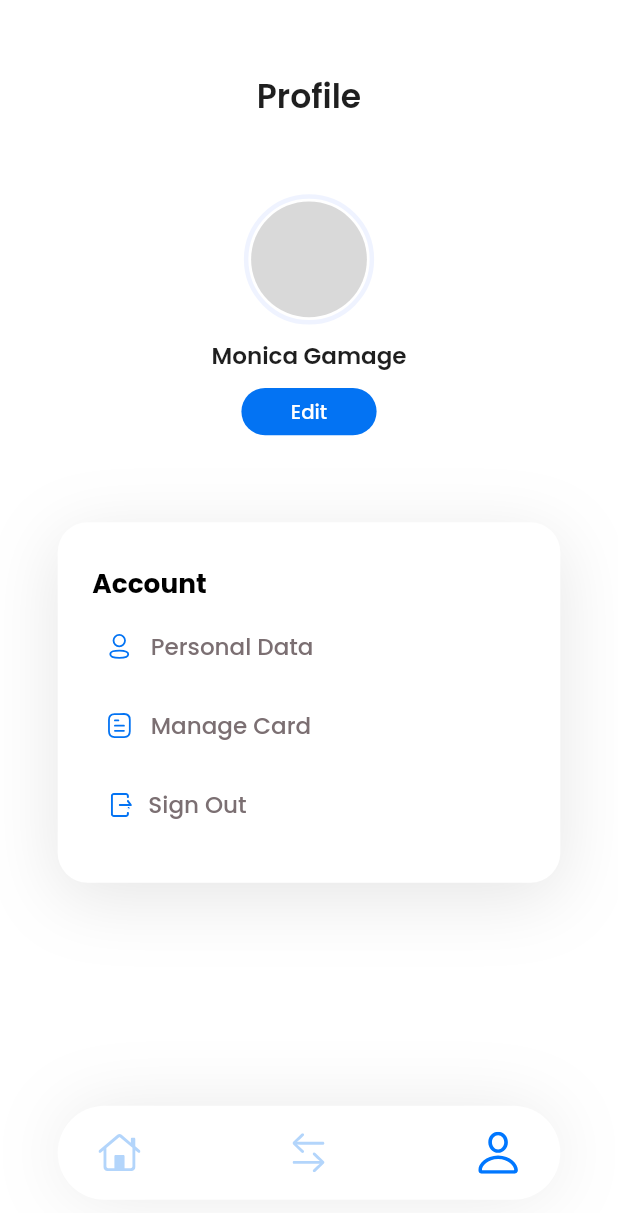
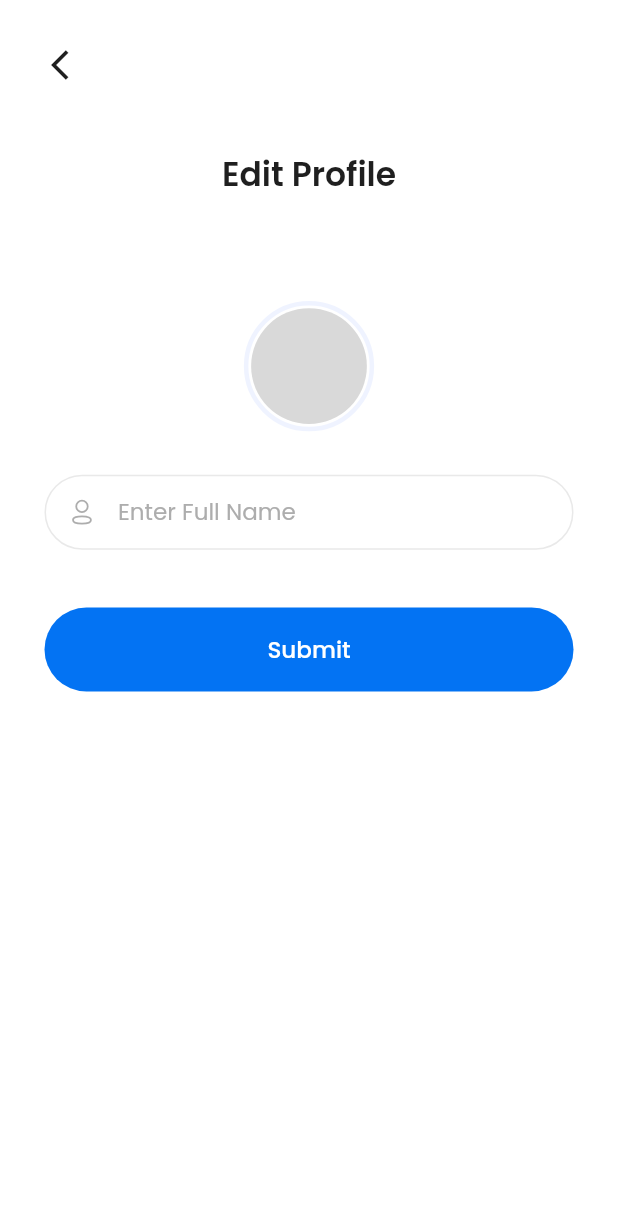
Before and after one commit to Donkelv/lawma_app, a Flutter app: the BottomAppBarScreeen screen opened by its route, item 3 of the bottom bar chosen, after a tap on "Edit", on a phone screen of 412 x 824 dp. Shown: the top 1213 px of the screen. Run offline on Flutter 3.47's test engine with Material 2 defaults, Android fonts, the phone set to English and light mode, and no system bars; our stand-ins replace flutter_riverpod, flutter_screenutil, flutter_svg, google_fonts; missing offline and left inert: shape_of_view.

Commit message:
feat: edit profile screen

```diff
--- a/lib/presentation/routes/route_generator.dart
+++ b/lib/presentation/routes/route_generator.dart
@@ -1,26 +1,18 @@
 import 'package:flutter/material.dart';
 import 'package:lawma_app/presentation/screens/bottom_app_bar.dart';
+import 'package:lawma_app/presentation/screens/edit_profile_sreen.dart';
 import 'package:lawma_app/presentation/screens/login_screen.dart';
 import 'package:lawma_app/presentation/screens/onboarding_screen.dart';
 import 'package:lawma_app/presentation/screens/sign_up_screen.dart';
 
 class RouteGenerator {
-
-
-
-
   static const String onBoardingScreen = '/onBoardingScreen';
   static const String loginScreen = '/loginScreen';
   static const String signUpScreen = '/signUpScreen';
   static const String bottomAppBarScreen = '/bottomAppBarScreen';
-
-
-
-
+  static const String editProfileScreen = "/editProfileScreen";
 
   static Route<dynamic>? generateRoute(RouteSettings settings) {
-
-
     switch (settings.name) {
       case onBoardingScreen:
         return MaterialPageRoute(builder: (_) => const OnboardingScreen());
@@ -30,6 +22,8 @@ class RouteGenerator {
         return MaterialPageRoute(builder: (_) => const SignUpScreen());
       case bottomAppBarScreen:
         return MaterialPageRoute(builder: (_) => const BottomAppBarScreeen());
+      case editProfileScreen:
+        return MaterialPageRoute(builder: (_) => const EditProfileScreen());
 
       default:
         return MaterialPageRoute(
@@ -40,6 +34,5 @@ class RouteGenerator {
           ),
         );
     }
-
   }
 }
--- /dev/null
+++ b/lib/presentation/screens/edit_profile_sreen.dart
@@ -0,0 +1,120 @@
+import 'package:flutter/material.dart';
+import 'package:flutter/services.dart';
+import 'package:flutter_screenutil/flutter_screenutil.dart';
+import 'package:lawma_app/data/constant/color_const.dart';
+import 'package:lawma_app/data/constant/image_const.dart';
+import 'package:lawma_app/data/utils/theme_const.dart';
+import 'package:lawma_app/presentation/widgets/custom_button.dart';
+import 'package:lawma_app/presentation/widgets/text_field.dart';
+
+
+
+class EditProfileScreen extends StatelessWidget {
+  const EditProfileScreen({ Key? key }) : super(key: key);
+
+  @override
+  Widget build(BuildContext context) {
+    return AnnotatedRegion<SystemUiOverlayStyle>(
+      value: const SystemUiOverlayStyle(
+        // For Android.
+        // Use [light] for white status bar and [dark] for black status bar.
+        statusBarIconBrightness: Brightness.dark,
+        // For iOS.
+        // Use [dark] for white status bar and [light] for black status bar.
+        statusBarBrightness: Brightness.light,
+        statusBarColor: Colors.transparent,
+      ),
+      child: Scaffold(
+        body: SafeArea(
+          top: true,
+          bottom: false,
+          child: Column(
+            mainAxisSize: MainAxisSize.min,
+            mainAxisAlignment: MainAxisAlignment.start,
+            crossAxisAlignment: CrossAxisAlignment.start,
+            children: [
+               SizedBox(
+                height: 20.0.h,
+              ),
+              Padding(
+                padding: EdgeInsets.symmetric(horizontal: 20.0.w),
+                child: IconButton(
+                  icon: const Icon(
+                    Icons.arrow_back_ios,
+                    color: ColorConst.dark,
+                  ),
+                  onPressed: () => Navigator.pop(context),
+                ),
+              ),
+              SizedBox(
+                height: 34.0.h,
+              ),
+               Align(
+                 alignment: Alignment.center,
+                 child: Text(
+                  "Edit Profile",
+                  style: CustomTheme.semiLargeText(context).copyWith(
+                    color: ColorConst.dark,
+                    fontWeight: FontWeight.w600,
+
+                    // fontSize: 28.0.sp,
+                  ),
+                             ),
+               ),
+               SizedBox(
+                 height: 70.0.h,
+               ),
+              Align(
+                alignment: Alignment.center,
+                child: Container(
+                width: 90.0.w,
+                height: 90.0.h,
+                decoration: BoxDecoration(
+                  shape: BoxShape.circle,
+                  border: Border.all(
+                    color: ColorConst.lightPrimaryColor,
+                    width: 3.0,
+                  ),
+                ),
+                child: Center(
+                  child: Container(
+                    width: 80.0.w,
+                    height: 80.0.h,
+                    decoration: const BoxDecoration(
+                      color: ColorConst.lightGreyColor,
+                      shape: BoxShape.circle,
+                    ),
+                  ),
+                ),
+              ),
+              ),
+              SizedBox(
+                height: 30.0.h,
+              ),
+              Padding(
+                padding: EdgeInsets.symmetric(horizontal: 27.0.w),
+                child: const CustomTextField(
+                  //controller: null,
+                  hintText: "Enter Full Name",
+                  keyboardType: TextInputType.name,
+                  prefixIcon: ImageConst.userIcon,
+                ),
+              ),
+              SizedBox(
+                height: 40.0.h,
+              ),
+              Padding(
+                padding: EdgeInsets.symmetric(horizontal: 27.0.w),
+                child: CustomButton(
+                  text: "Submit",
+                  onTap: () {},
+                ),
+              ),
+            ],
+          ),
+
+        ),
+      ),
+    );
+  }
+}
--- a/lib/presentation/screens/profile_screen.dart
+++ b/lib/presentation/screens/profile_screen.dart
@@ -4,6 +4,7 @@ import 'package:flutter_svg/svg.dart';
 import 'package:lawma_app/data/constant/color_const.dart';
 import 'package:lawma_app/data/constant/image_const.dart';
 import 'package:lawma_app/data/utils/theme_const.dart';
+import 'package:lawma_app/presentation/routes/route_generator.dart';
 
 class ProfileScreen extends StatelessWidget {
   const ProfileScreen({Key? key}) : super(key: key);
@@ -79,7 +80,10 @@ class ProfileScreen extends StatelessWidget {
               type: MaterialType.transparency,
               child: InkWell(
                 borderRadius: BorderRadius.circular(100),
-                onTap: () {},
+                onTap: () {
+                  Navigator.pushNamed(
+                      context, RouteGenerator.editProfileScreen);
+                },
                 child: Padding(
                   padding:
                       EdgeInsets.symmetric(horizontal: 30.0.w, vertical: 6.0.h),
@@ -99,7 +103,7 @@ class ProfileScreen extends StatelessWidget {
           Container(
             margin: EdgeInsets.symmetric(horizontal: 35.0.w),
             width: size.width,
-            decoration:  BoxDecoration(
+            decoration: BoxDecoration(
               color: ColorConst.whiteColor,
               borderRadius: BorderRadius.circular(20.0),
               boxShadow: const [
@@ -111,7 +115,8 @@ class ProfileScreen extends StatelessWidget {
               ],
             ),
             child: Padding(
-              padding:  EdgeInsets.symmetric(horizontal: 21.0.w, vertical: 29.0.h),
+              padding:
+                  EdgeInsets.symmetric(horizontal: 21.0.w, vertical: 29.0.h),
               child: Column(
                 mainAxisAlignment: MainAxisAlignment.start,
                 crossAxisAlignment: CrossAxisAlignment.start,
@@ -122,17 +127,24 @@ class ProfileScreen extends StatelessWidget {
                   ),
                   TextButton(
                     onPressed: () {
-
+                       Navigator.pushNamed(
+                          context, RouteGenerator.editProfileScreen);
                     },
                     child: Row(
                       mainAxisAlignment: MainAxisAlignment.start,
                       crossAxisAlignment: CrossAxisAlignment.center,
                       children: [
-                        SvgPicture.asset(ImageConst.userIcon, fit: BoxFit.scaleDown),
+                        SvgPicture.asset(ImageConst.userIcon,
+                            fit: BoxFit.scaleDown),
                         SizedBox(
                           width: 10.0.w,
                         ),
-                        Text("Personal Data", style: CustomTheme.normalText(context).copyWith(color: ColorConst.greyColor2,),),
+                        Text(
+                          "Personal Data",
+                          style: CustomTheme.normalText(context).copyWith(
+                            color: ColorConst.greyColor2,
+                          ),
+                        ),
                       ],
                     ),
                   ),
@@ -165,7 +177,7 @@ class ProfileScreen extends StatelessWidget {
                   TextButton(
                     onPressed: () {},
                     child: Padding(
-                      padding:  EdgeInsets.only(left: 4.0.w),
+                      padding: EdgeInsets.only(left: 4.0.w),
                       child: Row(
                         mainAxisAlignment: MainAxisAlignment.start,
                         crossAxisAlignment: CrossAxisAlignment.center,
--- a/lib/presentation/screens/sign_up_screen.dart
+++ b/lib/presentation/screens/sign_up_screen.dart
@@ -69,7 +69,7 @@ class SignUpScreen extends StatelessWidget {
                     //controller: null,
                     hintText: "Enter Full Name",
                     keyboardType: TextInputType.name,
-                    prefixIcon: ImageConst.emailIcon,
+                    prefixIcon: ImageConst.userIcon,
                   ),
                 ),
                 SizedBox(
--- a/lib/presentation/widgets/text_field.dart
+++ b/lib/presentation/widgets/text_field.dart
@@ -35,7 +35,7 @@ class CustomTextField extends StatelessWidget {
             color: ColorConst.lightGreyColor3,
             fontWeight: FontWeight.w400,
           ),
-          prefixIcon: SvgPicture.asset(prefixIcon, fit: BoxFit.scaleDown,)
+          prefixIcon: SvgPicture.asset(prefixIcon, fit: BoxFit.scaleDown, color: ColorConst.lightGreyColor3,)
         ),
       ),
     );
```
Lines whose indentation alone changed are shown as unchanged.
